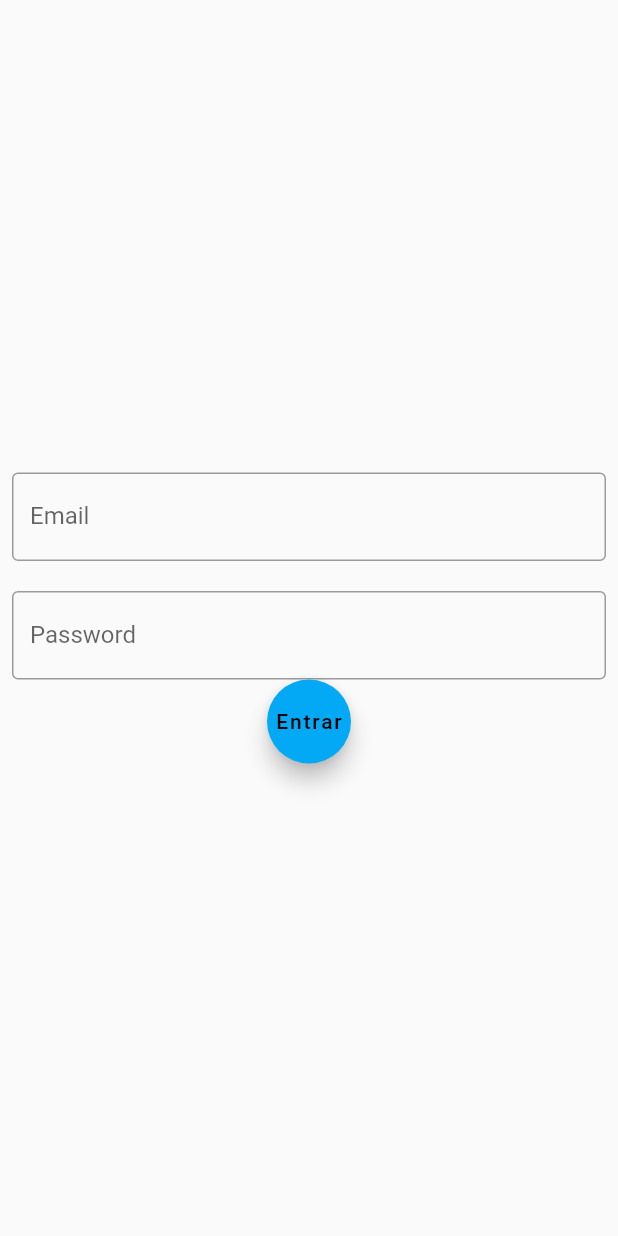
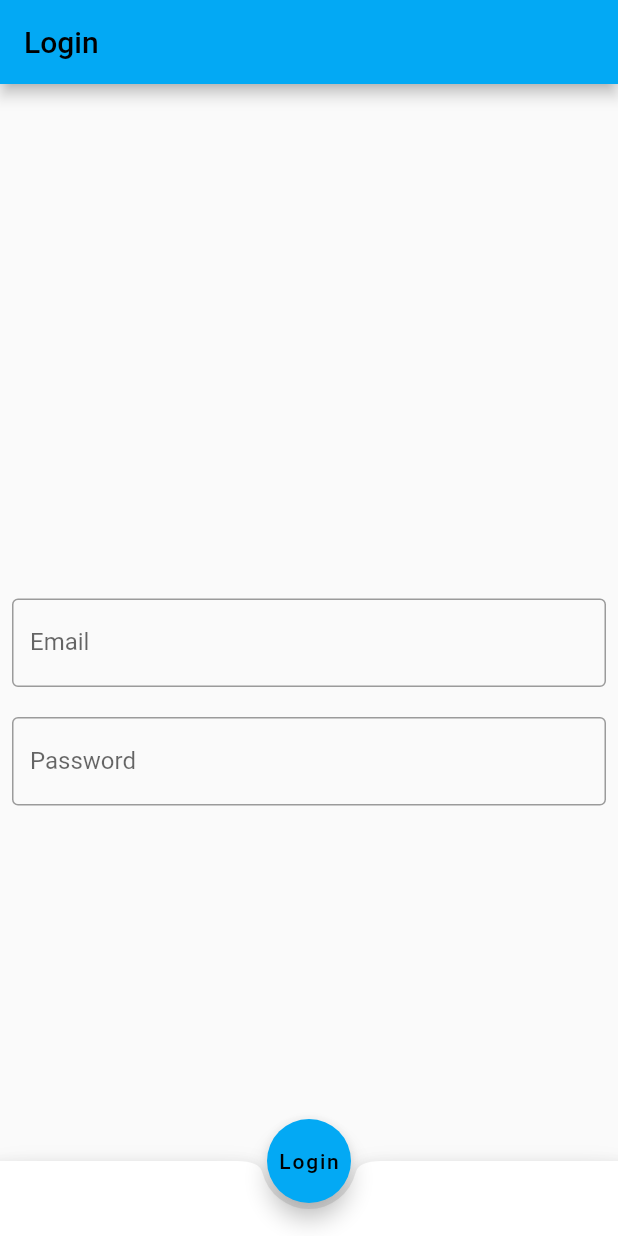
Before and after one commit to thomasbalmant/primandoWithFlutter, a Flutter app: the screen it shows after launch, on a phone screen of 412 x 824 dp. Run offline on Flutter 3.47's test engine with Material 2 defaults, Android fonts, the phone set to English and light mode, and no system bars.

Commit message:
login inputs

```diff
--- a/lib/login_page.dart
+++ b/lib/login_page.dart
@@ -1,4 +1,54 @@
 import 'package:flutter/material.dart';
+
+// class LoginPage extends StatefulWidget {
+//   const LoginPage({super.key});
+
+//   @override
+//   State<LoginPage> createState() => _LoginPageState();
+// }
+
+// class _LoginPageState extends State<LoginPage> {
+//   @override
+//   Widget build(BuildContext context) {
+//     return Scaffold(
+//         body: SingleChildScrollView(
+//       child: SizedBox(
+//         width: MediaQuery.of(context).size.width,
+//         height: MediaQuery.of(context).size.height,
+//         child: Padding(
+//           padding: const EdgeInsets.all(8.0),
+//           child: Column(
+//             mainAxisAlignment: MainAxisAlignment.center,
+//             children: [
+//               // ignore: prefer_const_constructors
+//               TextField(
+//                 keyboardType: TextInputType.emailAddress,
+//                 // ignore: prefer_const_constructors
+//                 decoration: InputDecoration(
+//                     labelText: 'Email', border: const OutlineInputBorder()),
+//               ),
+//               const SizedBox(
+//                 height: 20,
+//               ),
+//               const TextField(
+//                 obscureText: true,
+//                 decoration: InputDecoration(
+//                   labelText: 'Password',
+//                   border: OutlineInputBorder(),
+//                 ),
+//               ),
+//               FloatingActionButton(
+//                 onPressed: () {},
+//                 tooltip: 'Login',
+//                 child: const Text('Entrar'),
+//               )
+//             ],
+//           ),
+//         ),
+//       ),
+//     ));
+//   }
+// }
 
 class LoginPage extends StatefulWidget {
   const LoginPage({super.key});
@@ -11,41 +61,46 @@ class _LoginPageState extends State<LoginPage> {
   @override
   Widget build(BuildContext context) {
     return Scaffold(
+      appBar: AppBar(
+        title: const Text('Login'),
+      ),
       body: SingleChildScrollView(
         child: SizedBox(
           width: MediaQuery.of(context).size.width,
           height: MediaQuery.of(context).size.height,
           child: Padding(
-          padding: const EdgeInsets.all(8.0),
+            padding: EdgeInsets.all(8.0),
             child: Column(
               mainAxisAlignment: MainAxisAlignment.center,
+              // ignore: prefer_const_literals_to_create_immutables
               children: [
-              // ignore: prefer_const_constructors
-              TextField(
+                const TextField(
                     keyboardType: TextInputType.emailAddress,
-                // ignore: prefer_const_constructors
                     decoration: InputDecoration(
-                    labelText: 'Email', border: const OutlineInputBorder()),
-              ),
+                        labelText: 'Email', border: OutlineInputBorder())),
                 const SizedBox(
                   height: 20,
                 ),
                 const TextField(
                   obscureText: true,
                   decoration: InputDecoration(
-                  labelText: 'Password',
-                  border: OutlineInputBorder(),
-                ),
-              ),
-              FloatingActionButton(
-                onPressed: () {},
-                tooltip: 'Login',
-                child: const Text('Entrar'),
+                      labelText: 'Password', border: OutlineInputBorder()),
                 )
               ],
             ),
           ),
         ),
-    ));
+      ),
+      bottomNavigationBar: BottomAppBar(
+        shape: const CircularNotchedRectangle(),
+        child: Container(height: 50.0),
+      ),
+      floatingActionButton: FloatingActionButton(
+        onPressed: () {},
+        tooltip: 'Login',
+        child: const Text('Login'),
+      ),
+      floatingActionButtonLocation: FloatingActionButtonLocation.centerDocked,
+    );
   }
 }
```
Lines whose indentation alone changed are shown as unchanged.
